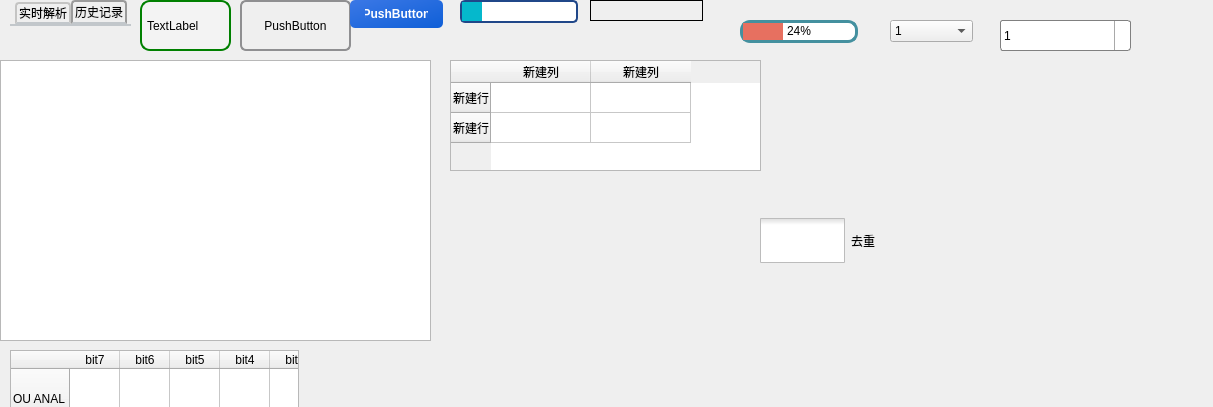
The window that KCTS/KCTS Project/demo/test.ui (learniuH/work) describes before a commit, drawn with Qt 5.
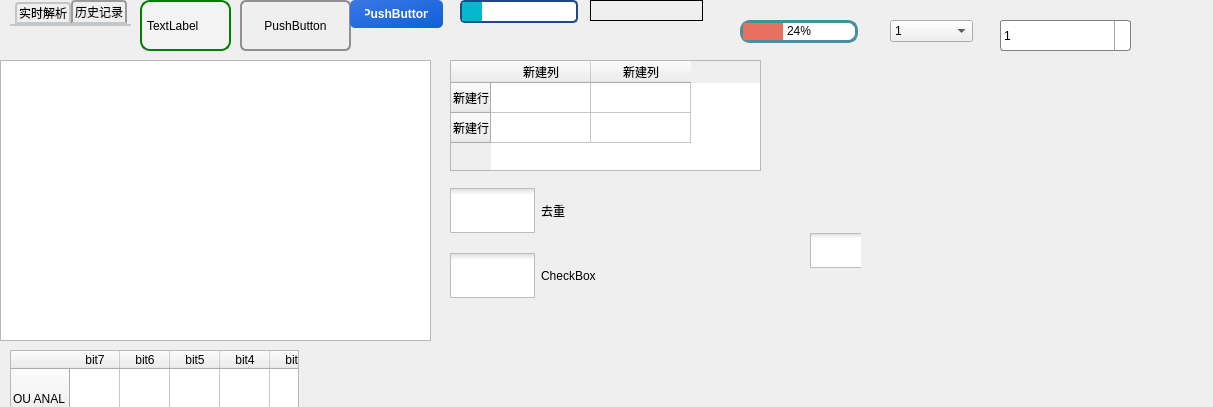
The same window after the commit. Icons and pictures are not drawn.

Commit message: test.ui添加checkBox锁样式

Diff of the .ui file:
```diff
--- a/KCTS/KCTS Project/demo/test.ui
+++ b/KCTS/KCTS Project/demo/test.ui
@@ -558,8 +558,8 @@
   <widget class="QCheckBox" name="checkBox">
    <property name="geometry">
     <rect>
-     <x>760</x>
-     <y>210</y>
+     <x>450</x>
+     <y>180</y>
      <width>171</width>
      <height>61</height>
     </rect>
@@ -583,6 +583,62 @@
     <string>去重</string>
    </property>
   </widget>
+  <widget class="QCheckBox" name="checkBox_2">
+   <property name="geometry">
+    <rect>
+     <x>810</x>
+     <y>230</y>
+     <width>51</width>
+     <height>41</height>
+    </rect>
+   </property>
+   <property name="styleSheet">
+    <string notr="true">QCheckBox::indicator {
+	width: 70px;
+	height: 35px;
+}
+
+QCheckBox::indicator:unckecked {
+	image: url(:/checkBox/img/unlocked.png);
+}
+
+
+QCheckBox::indicator:checked {
+	image: url(:/checkBox/img/unlock.png);
+}</string>
+   </property>
+   <property name="text">
+    <string notr="true"/>
+   </property>
+  </widget>
+  <widget class="QCheckBox" name="checkBox_3">
+   <property name="geometry">
+    <rect>
+     <x>450</x>
+     <y>240</y>
+     <width>231</width>
+     <height>71</height>
+    </rect>
+   </property>
+   <property name="styleSheet">
+    <string notr="true">QCheckBox::indicator {
+	width: 85px;
+	height: 45px;
+}
+
+QCheckBox::indicator:unckecked {
+	image: url(:/checkBox/img/padlock.png);
+}
+
+
+QCheckBox::indicator:checked {
+	image: url(:/checkBox/img/padlock (1).png);
+}</string>
+   </property>
+   <property name="text">
+    <string>CheckBox</string>
+   </property>
+  </widget>
  </widget>
  <resources>
   <include location="resource.qrc"/>
```
The commit also changes 5 other files.
